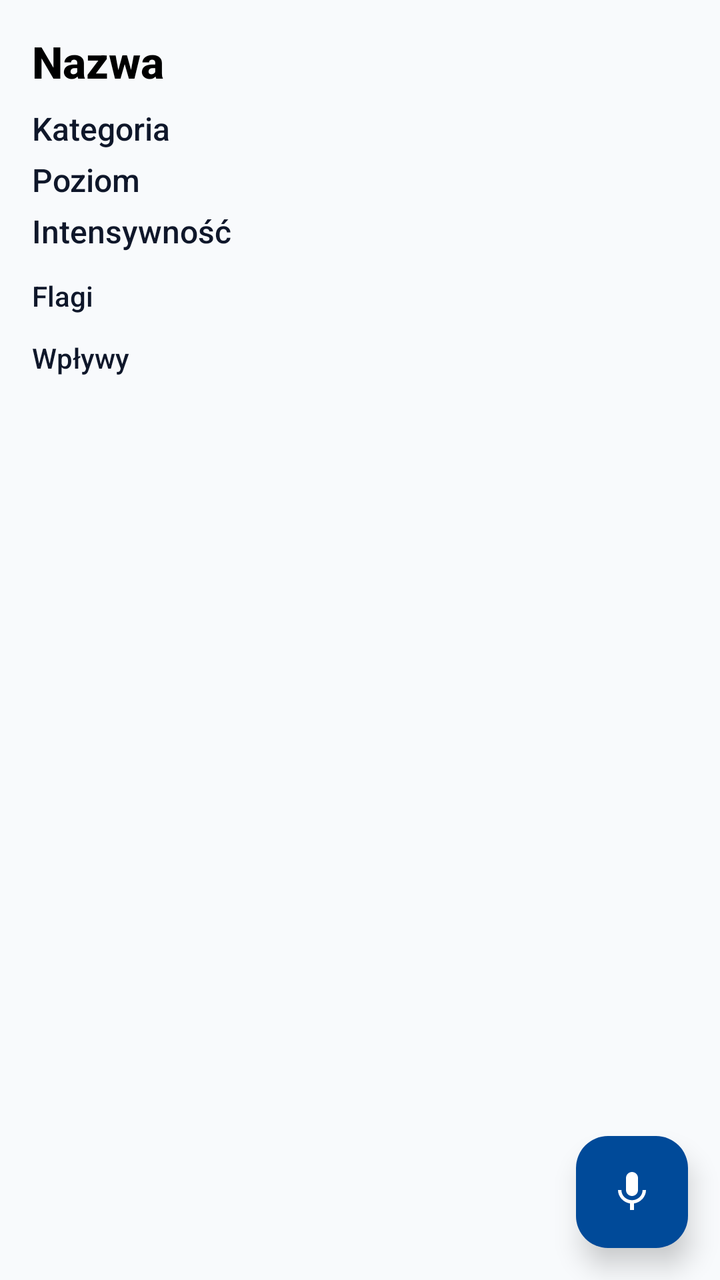
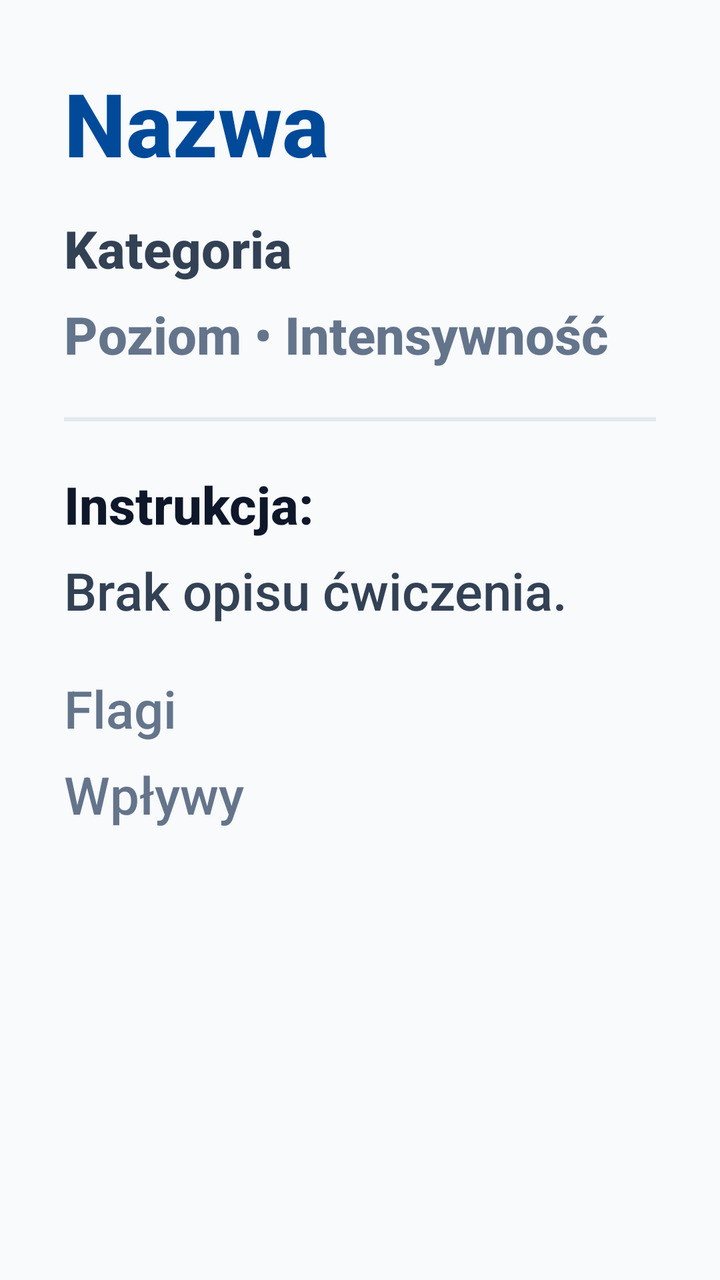

An Android layout rendered at two revisions. The XML below is the earlier revision; the diff shows what the commit changed to produce the second picture.
<!-- AndroidManifest.xml: application theme Theme.Fitnessapp -->
<!-- res/layout/activity_exercise_detail.xml -->
<?xml version="1.0" encoding="utf-8"?>
<androidx.constraintlayout.widget.ConstraintLayout xmlns:android="http://schemas.android.com/apk/res/android"
    xmlns:app="http://schemas.android.com/apk/res-auto"
    android:layout_width="match_parent"
    android:layout_height="match_parent">

    <ScrollView
        android:layout_width="match_parent"
        android:layout_height="0dp"
        android:fillViewport="true"
        app:layout_constraintTop_toTopOf="parent"
        app:layout_constraintBottom_toBottomOf="parent">

        <LinearLayout
            android:layout_width="match_parent"
            android:layout_height="wrap_content"
            android:orientation="vertical"
            android:padding="16dp">

            <TextView
                android:id="@+id/tv_name"
                android:layout_width="match_parent"
                android:layout_height="wrap_content"
                android:textSize="22sp"
                android:textStyle="bold"
                android:textColor="@color/black"
                android:text="Nazwa"/>

            <TextView
                android:id="@+id/tv_category"
                android:layout_width="match_parent"
                android:layout_height="wrap_content"
                android:layout_marginTop="8dp"
                android:textSize="16sp"
                android:text="Kategoria"/>

            <TextView
                android:id="@+id/tv_difficulty"
                android:layout_width="match_parent"
                android:layout_height="wrap_content"
                android:layout_marginTop="4dp"
                android:textSize="16sp"
                android:text="Poziom"/>

            <TextView
                android:id="@+id/tv_intensity"
                android:layout_width="match_parent"
                android:layout_height="wrap_content"
                android:layout_marginTop="4dp"
                android:textSize="16sp"
                android:text="Intensywność"/>

            <TextView
                android:id="@+id/tv_flags"
                android:layout_width="match_parent"
                android:layout_height="wrap_content"
                android:layout_marginTop="12dp"
                android:textSize="14sp"
                android:text="Flagi"/>

            <TextView
                android:id="@+id/tv_impacts"
                android:layout_width="match_parent"
                android:layout_height="wrap_content"
                android:layout_marginTop="12dp"
                android:textSize="14sp"
                android:text="Wpływy"/>

        </LinearLayout>
    </ScrollView>

    <com.google.android.material.floatingactionbutton.FloatingActionButton
        android:id="@+id/fab_mic"
        android:layout_width="wrap_content"
        android:layout_height="wrap_content"
        android:layout_margin="16dp"
        android:contentDescription="Nagrywanie głosu"
        android:src="@drawable/ic_mic"
        app:backgroundTint="#004A99"
        app:tint="#FFFFFF"
        app:fabSize="normal"
        app:elevation="8dp"
        app:layout_constraintEnd_toEndOf="parent"
        app:layout_constraintBottom_toBottomOf="parent" />

</androidx.constraintlayout.widget.ConstraintLayout>
<!-- resources referenced by this layout -->
<resources>
  <color name="black">#FF000000</color>
  <!-- drawable ic_mic (drawable) -->
  <vector xmlns:android="http://schemas.android.com/apk/res/android"
      android:width="24dp"
      android:height="24dp"
      android:viewportWidth="24"
      android:viewportHeight="24">
      <path
          android:fillColor="#1A5DFF"
          android:pathData="M12,14c1.66,0 3,-1.34 3,-3V5c0,-1.66 -1.34,-3 -3,-3S9,3.34 9,5v6C9,12.66 10.34,14 12,14zM17.3,11c0,3 -2.54,5.1 -5.3,5.1S6.7,14 6.7,11H5c0,3.41 2.72,6.23 6,6.72V21h2v-3.28c3.28,-0.49 6,-3.31 6,-6.72H17.3z"/>
  </vector>
  <style name="Theme.Fitnessapp" parent="Base.Theme.Fitnessapp" />
  <style name="Base.Theme.Fitnessapp" parent="Theme.Material3.Light.NoActionBar">
          
          <item name="android:fontFamily">sans-serif-medium</item>
          <item name="android:textAllCaps">false</item>
          <item name="android:textColor">#0F172A</item>
          <item name="android:windowBackground">#F8FAFC</item>
      </style>
</resources>

<!-- the commit's change to res/layout/activity_exercise_detail.xml (unified diff, before → after) -->
@@ -8,6 +8,7 @@
         android:layout_width="match_parent"
         android:layout_height="0dp"
         android:fillViewport="true"
+        android:background="#F8FAFC"
         app:layout_constraintTop_toTopOf="parent"
         app:layout_constraintBottom_toBottomOf="parent">
 
@@ -15,72 +16,126 @@
             android:layout_width="match_parent"
             android:layout_height="wrap_content"
             android:orientation="vertical"
-            android:padding="16dp">
+            android:padding="32dp">
 
             <TextView
                 android:id="@+id/tv_name"
                 android:layout_width="match_parent"
                 android:layout_height="wrap_content"
-                android:textSize="22sp"
+                android:textSize="44sp"
                 android:textStyle="bold"
-                android:textColor="@color/black"
-                android:text="Nazwa"/>
+                android:textColor="#004A99"
+                android:text="Nazwa"
+                android:lineSpacingMultiplier="0.9"/>
 
             <TextView
                 android:id="@+id/tv_category"
                 android:layout_width="match_parent"
                 android:layout_height="wrap_content"
-                android:layout_marginTop="8dp"
-                android:textSize="16sp"
+                android:layout_marginTop="16dp"
+                android:textSize="26sp"
+                android:textStyle="bold"
+                android:textColor="#334155"
                 android:text="Kategoria"/>
 
-            <TextView
-                android:id="@+id/tv_difficulty"
+            <LinearLayout
                 android:layout_width="match_parent"
                 android:layout_height="wrap_content"
-                android:layout_marginTop="4dp"
-                android:textSize="16sp"
-                android:text="Poziom"/>
+                android:layout_marginTop="8dp"
+                android:orientation="horizontal">
+
+                <TextView
+                    android:id="@+id/tv_difficulty"
+                    android:layout_width="wrap_content"
+                    android:layout_height="wrap_content"
+                    android:textSize="26sp"
+                    android:textStyle="bold"
+                    android:textColor="#64748B"
+                    android:text="Poziom"/>
+
+                <TextView
+                    android:layout_width="wrap_content"
+                    android:layout_height="wrap_content"
+                    android:text=" • "
+                    android:textSize="26sp"
+                    android:textColor="#64748B"/>
+
+                <TextView
+                    android:id="@+id/tv_intensity"
+                    android:layout_width="wrap_content"
+                    android:layout_height="wrap_content"
+                    android:textSize="26sp"
+                    android:textStyle="bold"
+                    android:textColor="#64748B"
+                    android:text="Intensywność"/>
+            </LinearLayout>
+
+            <View
+                android:layout_width="match_parent"
+                android:layout_height="2dp"
+                android:layout_marginVertical="24dp"
+                android:background="#E2E8F0"/>
 
             <TextView
-                android:id="@+id/tv_intensity"
                 android:layout_width="match_parent"
                 android:layout_height="wrap_content"
-                android:layout_marginTop="4dp"
-                android:textSize="16sp"
-                android:text="Intensywność"/>
+                android:text="@string/instruction_label"
+                android:textSize="26sp"
+                android:textStyle="bold"
+                android:textColor="#0F172A"/>
+
+            <TextView
+                android:id="@+id/tv_description"
+                android:layout_width="match_parent"
+                android:layout_height="wrap_content"
+                android:layout_marginTop="8dp"
+                android:textSize="26sp"
+                android:textColor="#334155"
+                android:text="@string/no_description"/>
+
+            <TextView
+                android:id="@+id/tv_contraindications_label"
+                android:layout_width="match_parent"
+                android:layout_height="wrap_content"
+                android:layout_marginTop="24dp"
+                android:text="@string/contraindications_label"
+                android:textSize="26sp"
+                android:textStyle="bold"
+                android:textColor="#991B1B"
+                android:visibility="gone"/>
+
+            <TextView
+                android:id="@+id/tv_contraindications"
+                android:layout_width="match_parent"
+                android:layout_height="wrap_content"
+                android:layout_marginTop="8dp"
+                android:textSize="26sp"
+                android:textColor="#991B1B"
+                android:textStyle="bold"
+                android:visibility="gone"
+                android:text="@string/none"/>
 
             <TextView
                 android:id="@+id/tv_flags"
                 android:layout_width="match_parent"
                 android:layout_height="wrap_content"
-                android:layout_marginTop="12dp"
-                android:textSize="14sp"
+                android:layout_marginTop="24dp"
+                android:textSize="26sp"
+                android:textColor="#64748B"
                 android:text="Flagi"/>
 
             <TextView
                 android:id="@+id/tv_impacts"
                 android:layout_width="match_parent"
                 android:layout_height="wrap_content"
-                android:layout_marginTop="12dp"
-                android:textSize="14sp"
+                android:layout_marginTop="8dp"
+                android:textSize="26sp"
+                android:textColor="#64748B"
                 android:text="Wpływy"/>
 
         </LinearLayout>
     </ScrollView>
 
-    <com.google.android.material.floatingactionbutton.FloatingActionButton
-        android:id="@+id/fab_mic"
-        android:layout_width="wrap_content"
-        android:layout_height="wrap_content"
-        android:layout_margin="16dp"
-        android:contentDescription="Nagrywanie głosu"
-        android:src="@drawable/ic_mic"
-        app:backgroundTint="#004A99"
-        app:tint="#FFFFFF"
-        app:fabSize="normal"
-        app:elevation="8dp"
-        app:layout_constraintEnd_toEndOf="parent"
-        app:layout_constraintBottom_toBottomOf="parent" />
+
 
 </androidx.constraintlayout.widget.ConstraintLayout>
<!-- resource entries referenced after the edit -->
@@ -1,16 +1,9 @@
 <!-- resources referenced by this layout -->
 <resources>
-  <color name="black">#FF000000</color>
-  <!-- drawable ic_mic (drawable) -->
-  <vector xmlns:android="http://schemas.android.com/apk/res/android"
-      android:width="24dp"
-      android:height="24dp"
-      android:viewportWidth="24"
-      android:viewportHeight="24">
-      <path
-          android:fillColor="#1A5DFF"
-          android:pathData="M12,14c1.66,0 3,-1.34 3,-3V5c0,-1.66 -1.34,-3 -3,-3S9,3.34 9,5v6C9,12.66 10.34,14 12,14zM17.3,11c0,3 -2.54,5.1 -5.3,5.1S6.7,14 6.7,11H5c0,3.41 2.72,6.23 6,6.72V21h2v-3.28c3.28,-0.49 6,-3.31 6,-6.72H17.3z"/>
-  </vector>
+  <string name="contraindications_label">Przeciwwskazania:</string>
+  <string name="instruction_label">Instrukcja:</string>
+  <string name="no_description">Brak opisu ćwiczenia.</string>
+  <string name="none">Brak.</string>
   <style name="Theme.Fitnessapp" parent="Base.Theme.Fitnessapp" />
   <style name="Base.Theme.Fitnessapp" parent="Theme.Material3.Light.NoActionBar">
           
